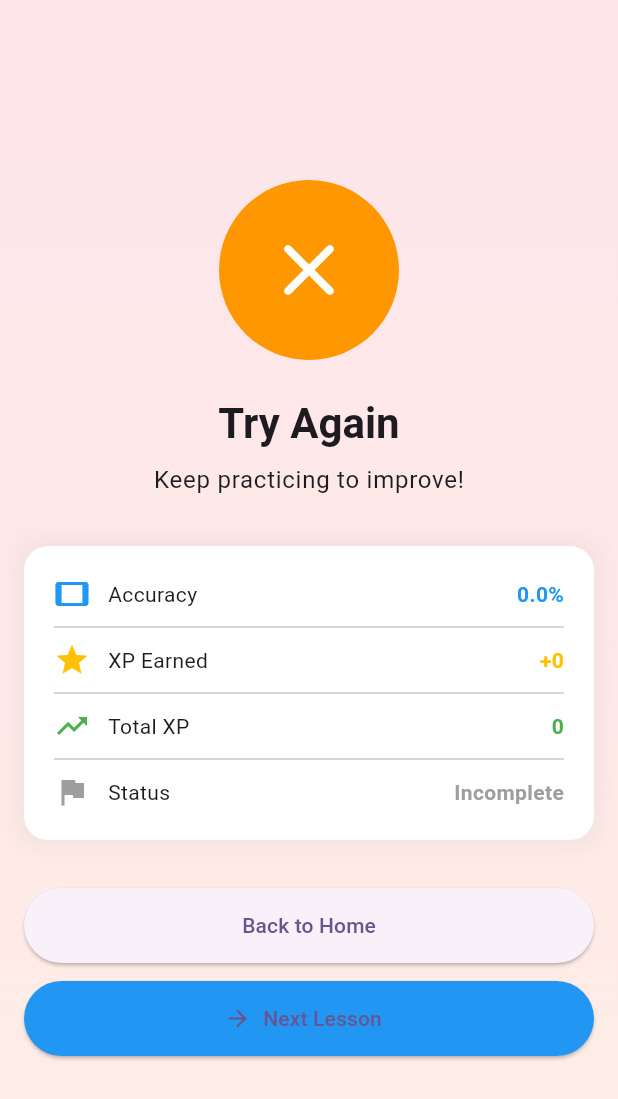
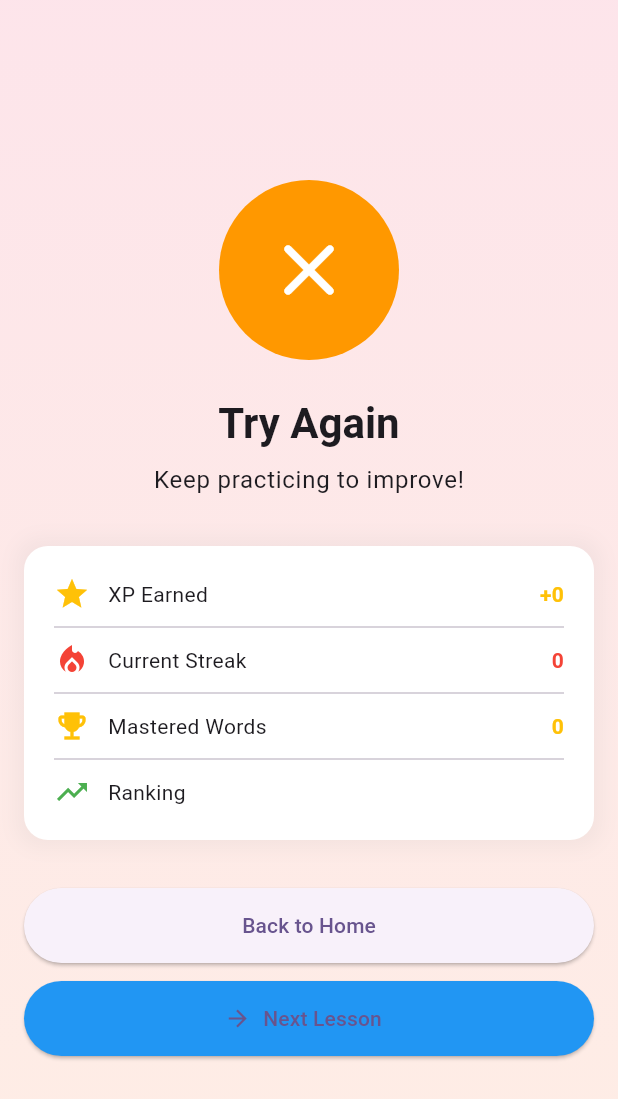
Before and after one commit to op299/englishlearn, a Flutter app: the ResultScreen screen opened directly with empty values, on a phone screen of 412 x 824 dp. Shown: the top 1099 px of the screen. Run offline on Flutter 3.47's test engine with Material 3 defaults, Android fonts, the phone set to English and light mode, and no system bars; our stand-ins replace shared_preferences; accounts and stored records are empty.

Commit message:
fix quizz

```diff
--- a/lib/screens/lessons/result_screen.dart
+++ b/lib/screens/lessons/result_screen.dart
@@ -43,10 +43,7 @@ class _ResultScreenState extends State<ResultScreen>
 
   @override
   Widget build(BuildContext context) {
-    final isPass = widget.result.accuracy >= 0.7;
-    final accuracyPercentage = (widget.result.accuracy * 100).toStringAsFixed(
-      1,
-    );
+    final isPass = widget.result.xpEarned > 0;
 
     return WillPopScope(
       onWillPop: () async => false,
@@ -111,7 +108,7 @@ class _ResultScreenState extends State<ResultScreen>
                   ),
                 ),
                 const SizedBox(height: 32),
-                _buildResultCard(context, accuracyPercentage),
+                _buildResultCard(context),
                 const SizedBox(height: 32),
                 Padding(
                   padding: const EdgeInsets.symmetric(horizontal: 16),
@@ -157,7 +154,7 @@ class _ResultScreenState extends State<ResultScreen>
     );
   }
 
-  Widget _buildResultCard(BuildContext context, String accuracyPercentage) {
+  Widget _buildResultCard(BuildContext context) {
     return Container(
       margin: const EdgeInsets.symmetric(horizontal: 16),
       padding: const EdgeInsets.all(20),
@@ -176,13 +173,6 @@ class _ResultScreenState extends State<ResultScreen>
         children: [
           _buildResultRow(
             context,
-            'Accuracy',
-            '$accuracyPercentage%',
-            Icons.tablet,
-          ),
-          const Divider(height: 20),
-          _buildResultRow(
-            context,
             'XP Earned',
             '+${widget.result.xpEarned}',
             Icons.star,
@@ -191,18 +181,26 @@ class _ResultScreenState extends State<ResultScreen>
           const Divider(height: 20),
           _buildResultRow(
             context,
-            'Total XP',
-            widget.result.newTotalXp.toString(),
-            Icons.trending_up,
-            color: Colors.green,
+            'Current Streak',
+            '${widget.result.currentStreak}',
+            Icons.local_fire_department,
+            color: Colors.red,
           ),
           const Divider(height: 20),
           _buildResultRow(
             context,
-            'Status',
-            widget.result.isCompleted ? 'Completed' : 'Incomplete',
-            Icons.flag,
-            color: widget.result.isCompleted ? Colors.green : Colors.grey,
+            'Mastered Words',
+            '${widget.result.masteredWords}',
+            Icons.emoji_events,
+            color: Colors.amber,
+          ),
+          const Divider(height: 20),
+          _buildResultRow(
+            context,
+            'Ranking',
+            widget.result.ranking,
+            Icons.trending_up,
+            color: Colors.green,
           ),
         ],
       ),
--- a/lib/services/api_service.dart
+++ b/lib/services/api_service.dart
@@ -1,5 +1,5 @@
 class ApiService {
-  static const String baseUrl = 'http://192.168.1.101:8000/api/v1';
+  static const String baseUrl = 'http://192.168.1.104:8000/api/v1';
 
   // Auth endpoints
   static const String registerEndpoint = '$baseUrl/auth/register';
--- a/lib/services/learning_service.dart
+++ b/lib/services/learning_service.dart
@@ -107,7 +107,11 @@ class LearningService {
       ApiService.lessonSubmitEndpoint.replaceAll('{lesson_id}', lessonId),
     );
 
-    final requestBody = {'accuracy': accuracy, 'time_spent': timeSpentSeconds};
+    final requestBody = {
+      'accuracy': accuracy,
+      'time_spent': timeSpentSeconds,
+      'answers': answers.map((a) => a.toJson()).toList(),
+    };
 
     print('Submit Request: $requestBody');
     print('Submit URI: $uri');
@@ -253,27 +257,33 @@ class AnswerPayloadDto {
 }
 
 class LessonSubmitResultDto {
-  final String lessonId;
+  final int xpEarned;
+  final int currentStreak;
+  final int masteredWords;
+  final String ranking;
   final double accuracy;
-  final int xpEarned;
   final int newTotalXp;
   final bool isCompleted;
   final String? nextLesson;
 
   LessonSubmitResultDto({
-    required this.lessonId,
-    required this.accuracy,
     required this.xpEarned,
-    required this.newTotalXp,
-    required this.isCompleted,
-    required this.nextLesson,
+    required this.currentStreak,
+    required this.masteredWords,
+    required this.ranking,
+    this.accuracy = 0.0,
+    this.newTotalXp = 0,
+    this.isCompleted = false,
+    this.nextLesson,
   });
 
   factory LessonSubmitResultDto.fromJson(Map<String, dynamic> json) {
     return LessonSubmitResultDto(
-      lessonId: (json['lesson_id'] ?? '').toString(),
+      xpEarned: (json['earned_xp'] ?? 0) as int,
+      currentStreak: (json['current_streak'] ?? 0) as int,
+      masteredWords: (json['mastered_words'] ?? 0) as int,
+      ranking: (json['ranking'] ?? '').toString(),
       accuracy: (json['accuracy'] ?? 0).toDouble(),
-      xpEarned: (json['xp_earned'] ?? 0) as int,
       newTotalXp: (json['new_total_xp'] ?? 0) as int,
       isCompleted: (json['is_completed'] ?? false) as bool,
       nextLesson: json['next_lesson']?.toString(),
```
